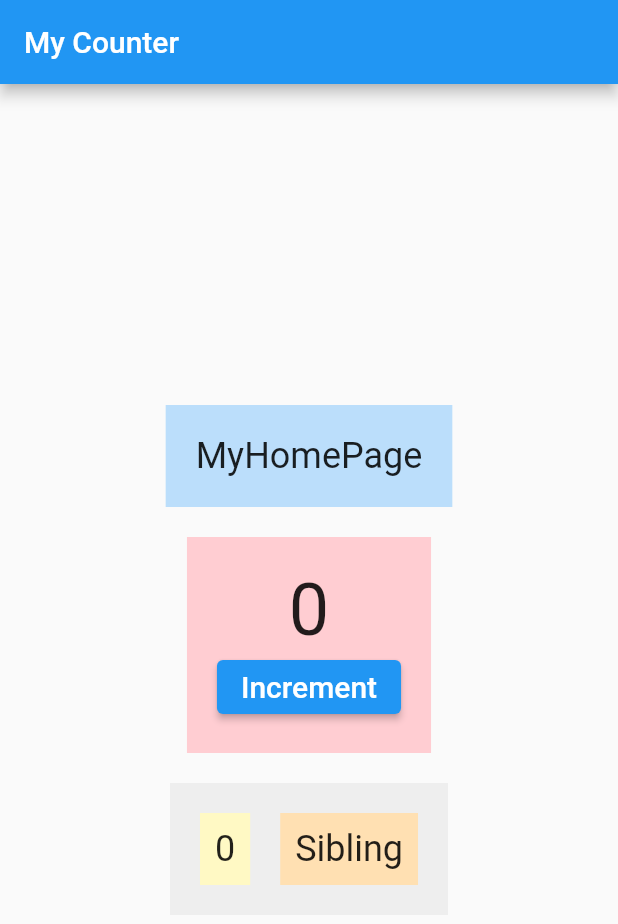
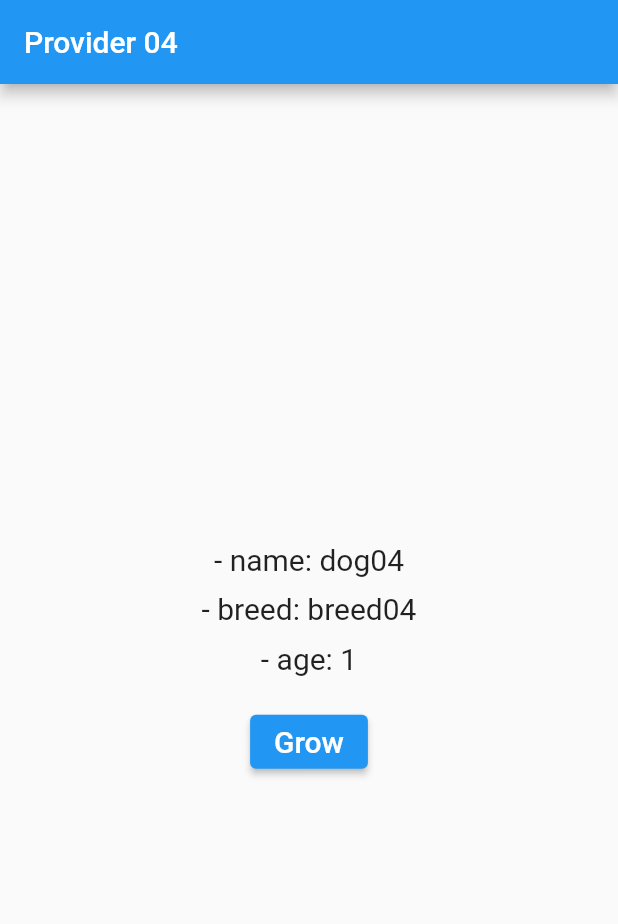
Before and after one commit to adeelzahid1/provider_basics, a Flutter app: the screen it shows after launch, on a phone screen of 412 x 824 dp. Shown: the top 924 px of the screen. Run offline on Flutter 3.47's test engine with Material 2 defaults, Android fonts, the light colour scheme and no system bars.

Commit message:
change notifier

```diff
--- a/lib/main.dart
+++ b/lib/main.dart
@@ -1,4 +1,6 @@
 import 'package:flutter/material.dart';
+import 'package:provider/provider.dart';
+import 'package:provider_basics/model/dog.dart';
 
 void main() {
   runApp(const MyApp());
@@ -9,13 +11,16 @@
 
   @override
   Widget build(BuildContext context) {
-    return MaterialApp(
-      title: 'Counter',
-      debugShowCheckedModeBanner: false,
-      theme: ThemeData(
-        primarySwatch: Colors.blue,
+    return ChangeNotifierProvider<Dog>(
+      create: (context) => Dog(name: 'dog04', breed: 'breed04'),
+      child: MaterialApp(
+        title: 'Provider 04',
+        debugShowCheckedModeBanner: false,
+        theme: ThemeData(
+          primarySwatch: Colors.blue,
+        ),
+        home: const MyHomePage(),
       ),
-      home: const MyHomePage(),
     );
   }
 }
@@ -28,39 +33,23 @@
 }
 
 class _MyHomePageState extends State<MyHomePage> {
-  int counter = 0;
-
-  void increment() {
-    setState(() {
-      counter++;
-    });
-  }
-
   @override
   Widget build(BuildContext context) {
     return Scaffold(
       appBar: AppBar(
-        title: const Text('My Counter'),
+        title: const Text('Provider 04'),
       ),
       body: Center(
         child: Column(
           mainAxisAlignment: MainAxisAlignment.center,
-          children: <Widget>[
-            Container(
-              color: Colors.blue[100],
-              padding: const EdgeInsets.all(20.0),
-              child: const Text(
-                'MyHomePage',
-                style: TextStyle(fontSize: 24.0),
-              ),
+          mainAxisSize: MainAxisSize.min,
+          children: [
+            Text(
+              '- name: ${Provider.of<Dog>(context).name}',
+              style: const TextStyle(fontSize: 20.0),
             ),
-            const SizedBox(height: 20.0),
-            CounterA(
-              counter: counter,
-              increment: increment,
-            ),
-            const SizedBox(height: 20.0),
-            Middle(counter: counter),
+            const SizedBox(height: 10.0),
+            const BreedAndAge(),
           ],
         ),
       ),
@@ -68,97 +57,48 @@
   }
 }
 
-class CounterA extends StatelessWidget {
-  final int counter;
-  final void Function() increment;
-
-  const CounterA({
+class BreedAndAge extends StatelessWidget {
+  const BreedAndAge({
     Key? key,
-    required this.counter,
-    required this.increment,
   }) : super(key: key);
 
   @override
   Widget build(BuildContext context) {
-    return Container(
-      color: Colors.red[100],
-      padding: const EdgeInsets.all(20.0),
-      child: Column(
-        children: [
-          Text(
-            '$counter',
-            style: TextStyle(fontSize: 48.0),
-          ),
-          ElevatedButton(
-            onPressed: increment,
-            child: const Text(
-              'Increment',
-              style: TextStyle(fontSize: 20.0),
-            ),
-          ),
-        ],
-      ),
+    return Column(
+      children: [
+        Text(
+          '- breed: ${Provider.of<Dog>(context).breed}',
+          style: const TextStyle(fontSize: 20.0),
+        ),
+        const SizedBox(height: 10.0),
+        const Age(),
+      ],
     );
   }
 }
 
-class Middle extends StatelessWidget {
-  final int counter;
-  const Middle({
+class Age extends StatelessWidget {
+  const Age({
     Key? key,
-    required this.counter,
   }) : super(key: key);
 
   @override
   Widget build(BuildContext context) {
-    return Container(
-      color: Colors.grey[200],
-      padding: const EdgeInsets.all(20.0),
-      child: Row(
-        mainAxisAlignment: MainAxisAlignment.center,
-        mainAxisSize: MainAxisSize.min,
-        children: [
-          CounterB(counter: counter),
-          const SizedBox(width: 20.0),
-          const Sibling(),
-        ],
-      ),
+    return Column(
+      children: [
+        Text(
+          '- age: ${Provider.of<Dog>(context).age}',
+          style: const TextStyle(fontSize: 20.0),
+        ),
+        const SizedBox(height: 20.0),
+        ElevatedButton(
+          onPressed: () => Provider.of<Dog>(context, listen: false).grow(),
+          child: const Text(
+            'Grow',
+            style: TextStyle(fontSize: 20.0),
+          ),
+        ),
+      ],
     );
   }
 }
-
-class CounterB extends StatelessWidget {
-  final int counter;
-  const CounterB({
-    Key? key,
-    required this.counter,
-  }) : super(key: key);
-
-  @override
-  Widget build(BuildContext context) {
-    return Container(
-      color: Colors.yellow[100],
-      padding: const EdgeInsets.all(10.0),
-      child: Text(
-        '$counter',
-        style: const TextStyle(fontSize: 24.0),
-      ),
-    );
-  }
-}
-
-class Sibling extends StatelessWidget {
-  const Sibling({Key? key}) : super(key: key);
-
-  @override
-  Widget build(BuildContext context) {
-    return Container(
-      color: Colors.orange[100],
-      padding: const EdgeInsets.all(10.0),
-      child: const Text(
-        'Sibling',
-        style: TextStyle(fontSize: 24.0),
-      ),
-    );
-  }
-}
--- /dev/null
+++ b/lib/model/dog.dart
@@ -0,0 +1,17 @@
+import 'package:flutter/foundation.dart';
+
+class Dog with ChangeNotifier {
+  final String name;
+  final String breed;
+  int age;
+  Dog({
+    required this.name,
+    required this.breed,
+    this.age = 1,
+  });
+
+  void grow() {
+    age++;
+    notifyListeners();
+  }
+}
```
